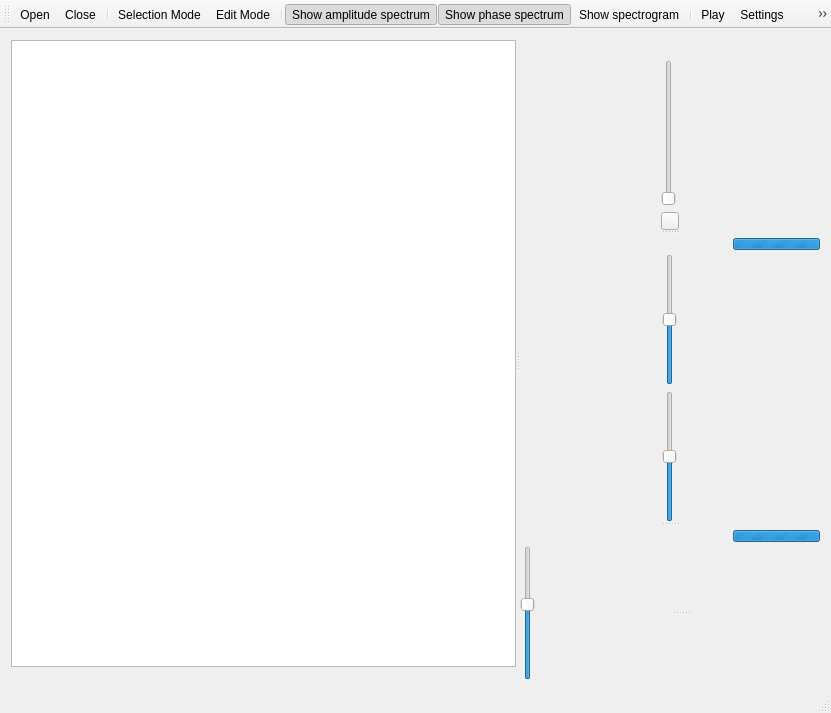
Old version of the form src/wmainwindow.ui in the repository gillesdegottex/dfasma.
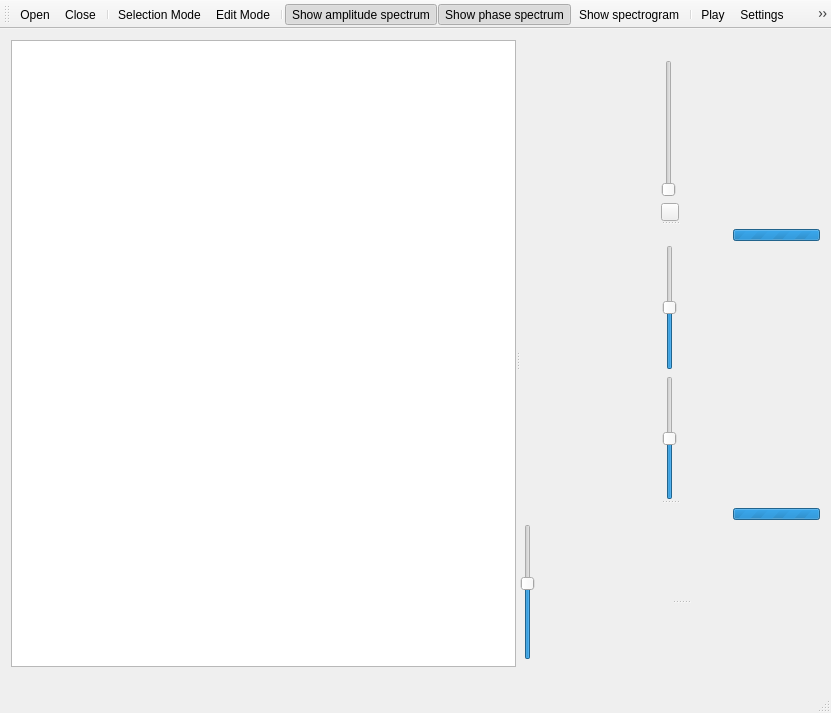
New version of the form. Icons and pictures are not drawn.

The edit to the form file:
```diff
--- a/src/wmainwindow.ui
+++ b/src/wmainwindow.ui
@@ -498,6 +498,25 @@
                </property>
               </widget>
              </item>
+             <item>
+              <widget class="QLabel" name="lblPhaseSpectrum">
+               <property name="sizePolicy">
+                <sizepolicy hsizetype="Minimum" vsizetype="Fixed">
+                 <horstretch>0</horstretch>
+                 <verstretch>0</verstretch>
+                </sizepolicy>
+               </property>
+               <property name="maximumSize">
+                <size>
+                 <width>16</width>
+                 <height>16777215</height>
+                </size>
+               </property>
+               <property name="text">
+                <string/>
+               </property>
+              </widget>
+             </item>
             </layout>
            </item>
            <item>
```
